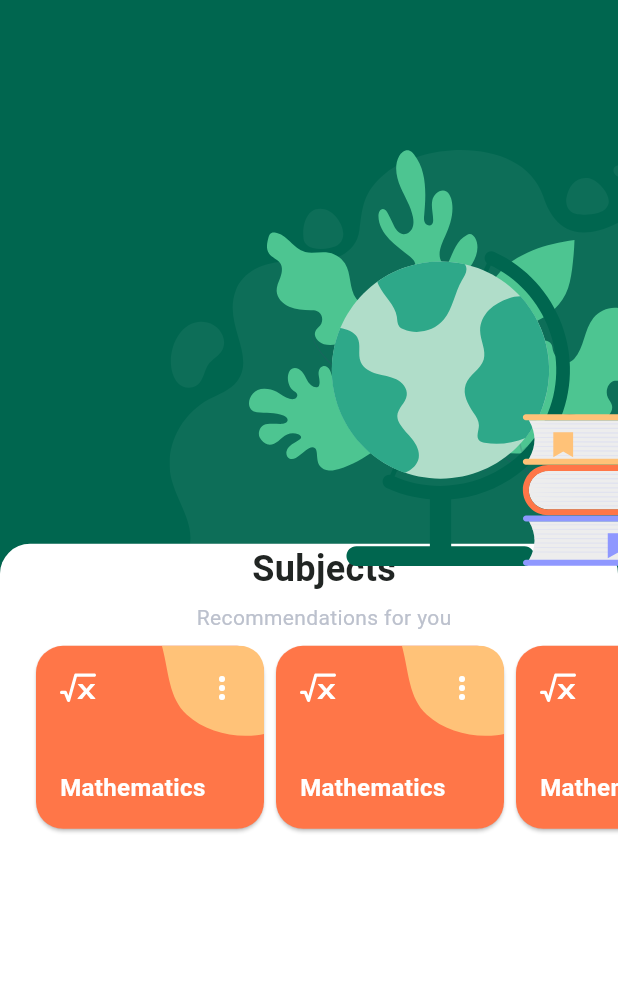
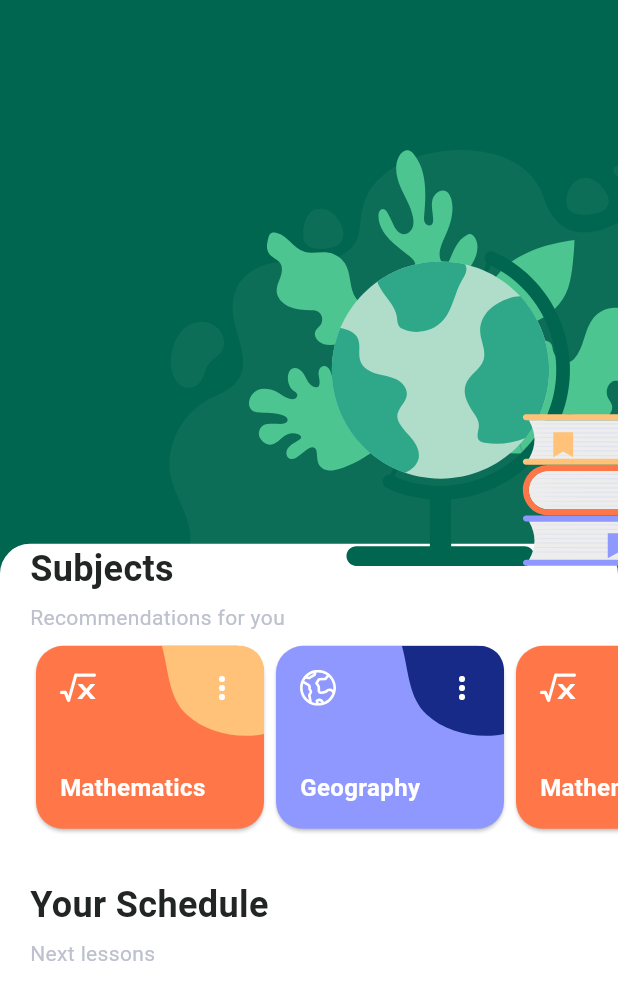
Before and after one commit to eslamelezaby98/schedule_management_app, a Flutter app: the screen it shows after launch, on a phone screen of 412 x 824 dp. Shown: the top 1000 px of the screen. Run offline on Flutter 3.47's test engine with Material 3 defaults, Android fonts, the phone set to English and light mode, and no system bars; our stand-ins replace flutter_svg.

Commit message:
subjects

```diff
--- a/lib/view/home/model/subject.dart
+++ b/lib/view/home/model/subject.dart
@@ -1,12 +1,15 @@
 import 'package:flutter/material.dart';
+import 'package:flutter/widgets.dart';
 import '../../config/assets/assets.dart';
 
 class SubjectModel {
   String title;
   Color color;
+  Color shapeColor;
   String shape;
   String vector;
   SubjectModel({
+    required this.shapeColor,
     required this.title,
     required this.color,
     required this.shape,
@@ -17,18 +20,21 @@ class SubjectModel {
 List<SubjectModel> subjects = [
   SubjectModel(
     title: "Mathematics",
+    shapeColor: const Color(0xffFFC278),
     color: const Color(0xffFF7648),
     shape: "${AppAssets.svg}sbjects1.svg",
     vector: "${AppAssets.svg}mathematics.svg",
   ),
   SubjectModel(
-    title: "Mathematics",
-    color: const Color(0xffFF7648),
+    title: "Geography",
+    color: const Color(0xff8F98FF),
+    shapeColor: const Color(0xff182A88),
     shape: "${AppAssets.svg}sbjects1.svg",
-    vector: "${AppAssets.svg}mathematics.svg",
+    vector: "${AppAssets.svg}geography.svg",
   ),
   SubjectModel(
     title: "Mathematics",
+    shapeColor: const Color(0xffFFC278),
     color: const Color(0xffFF7648),
     shape: "${AppAssets.svg}sbjects1.svg",
     vector: "${AppAssets.svg}mathematics.svg",
--- a/lib/view/home/page/home_screen.dart
+++ b/lib/view/home/page/home_screen.dart
@@ -2,6 +2,7 @@ import 'package:flutter/material.dart';
 import 'package:flutter_svg/flutter_svg.dart';
 import 'package:schedule_management_app/view/config/assets/assets.dart';
 import 'package:schedule_management_app/view/config/theme/color.dart';
+import 'package:schedule_management_app/view/home/widget/your_schedule_widget.dart';
 
 import '../widget/subject_widget.dart';
 
@@ -47,8 +48,7 @@ class HomeScreen extends StatelessWidget {
                       child: ListView(
                         children: const [
                           SubjectsWidget(),
-
-                          //TODO: Your Schedule
+                          YourScheduleWidget(),
                         ],
                       ),
                     ),
--- a/lib/view/home/widget/subject_widget.dart
+++ b/lib/view/home/widget/subject_widget.dart
@@ -1,8 +1,11 @@
+// ignore_for_file: deprecated_member_use
+
 import 'package:flutter/material.dart';
 import 'package:flutter_svg/flutter_svg.dart';
 import 'package:schedule_management_app/view/config/theme/color.dart';
 
 import '../model/subject.dart';
+import 'title_widget.dart';
 
 class SubjectsWidget extends StatelessWidget {
   const SubjectsWidget({super.key});
@@ -10,25 +13,12 @@ class SubjectsWidget extends StatelessWidget {
   @override
   Widget build(BuildContext context) {
     return Column(
+      crossAxisAlignment: CrossAxisAlignment.start,
       children: [
-        const Text(
-          "Subjects",
-          style: TextStyle(
-            color: Color(0xff212523),
-            fontWeight: FontWeight.bold,
-            fontSize: 24,
-          ),
+        const TitleWidget(
+          subtitle: "Recommendations for you",
+          title: "Subjects",
         ),
-        const SizedBox(height: 5),
-        const Text(
-          "Recommendations for you",
-          style: TextStyle(
-            color: Color(0xffBCC1CD),
-            fontWeight: FontWeight.w400,
-            fontSize: 14,
-          ),
-        ),
-        const SizedBox(height: 5),
         SizedBox(
           height: 130,
           child: ListView.builder(
@@ -47,7 +37,10 @@ class SubjectsWidget extends StatelessWidget {
                     children: [
                       Align(
                         alignment: Alignment.topRight,
-                        child: SvgPicture.asset(subject.shape),
+                        child: SvgPicture.asset(
+                          subject.shape,
+                          color: subject.shapeColor,
+                        ),
                       ),
                       Padding(
                         padding: const EdgeInsets.all(16.0),
--- /dev/null
+++ b/lib/view/home/widget/title_widget.dart
@@ -0,0 +1,38 @@
+import 'package:flutter/material.dart';
+
+class TitleWidget extends StatelessWidget {
+  const TitleWidget({
+    super.key,
+    required this.subtitle,
+    required this.title,
+  });
+  final String title;
+  final String subtitle;
+
+  @override
+  Widget build(BuildContext context) {
+    return  Column(
+      crossAxisAlignment: CrossAxisAlignment.start,
+      children: [
+        Text(
+          title,
+          style: const TextStyle(
+            color: Color(0xff212523),
+            fontWeight: FontWeight.bold,
+            fontSize: 24,
+          ),
+        ),
+        const SizedBox(height: 5),
+        Text(
+          subtitle,
+          style: const TextStyle(
+            color: Color(0xffBCC1CD),
+            fontWeight: FontWeight.w400,
+            fontSize: 14,
+          ),
+        ),
+        const SizedBox(height: 5),
+      ],
+    );
+  }
+}
--- /dev/null
+++ b/lib/view/home/widget/your_schedule_widget.dart
@@ -0,0 +1,20 @@
+import 'package:flutter/material.dart';
+import 'title_widget.dart';
+
+class YourScheduleWidget extends StatelessWidget {
+  const YourScheduleWidget({super.key});
+
+  @override
+  Widget build(BuildContext context) {
+    return const Column(
+      crossAxisAlignment: CrossAxisAlignment.start,
+      children: [
+        SizedBox(height: 30),
+        TitleWidget(
+          subtitle: "Next lessons",
+          title: "Your Schedule",
+        ),
+      ],
+    );
+  }
+}
```
Also changed, not shown: asset/svg/geography.svg (added), asset/svg/sbjects2.svg (added).
